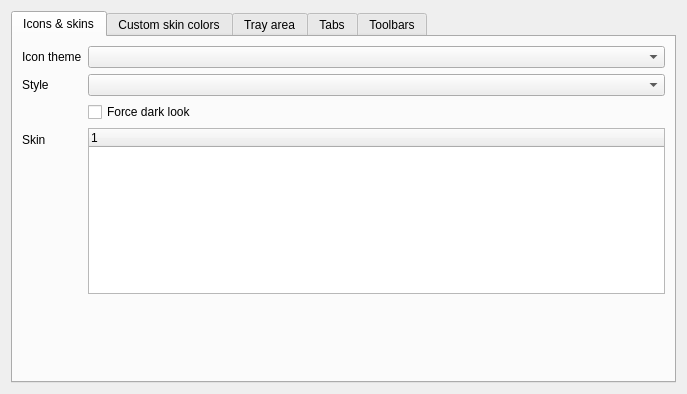
martinrotter/rssguard, file src/librssguard/gui/settings/settingsgui.ui: the form before one commit.
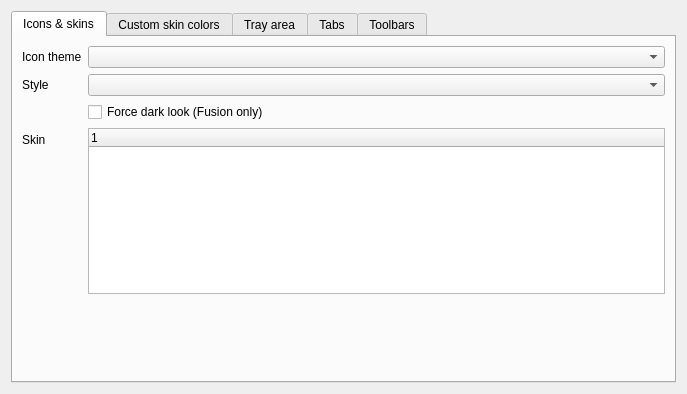
The form after the commit. The open tabs and pages were chosen to show the change. Custom widgets are drawn as their Qt base class.

Diff of the .ui file:
```diff
--- a/src/librssguard/gui/settings/settingsgui.ui
+++ b/src/librssguard/gui/settings/settingsgui.ui
@@ -103,7 +103,7 @@
        <item row="2" column="1">
         <widget class="QCheckBox" name="m_checkForceDarkFusion">
          <property name="text">
-          <string>Force dark look</string>
+          <string>Force dark look (Fusion only)</string>
          </property>
         </widget>
        </item>
```
Left out of the diff: 2 changed lines with no effect on the pictures.
